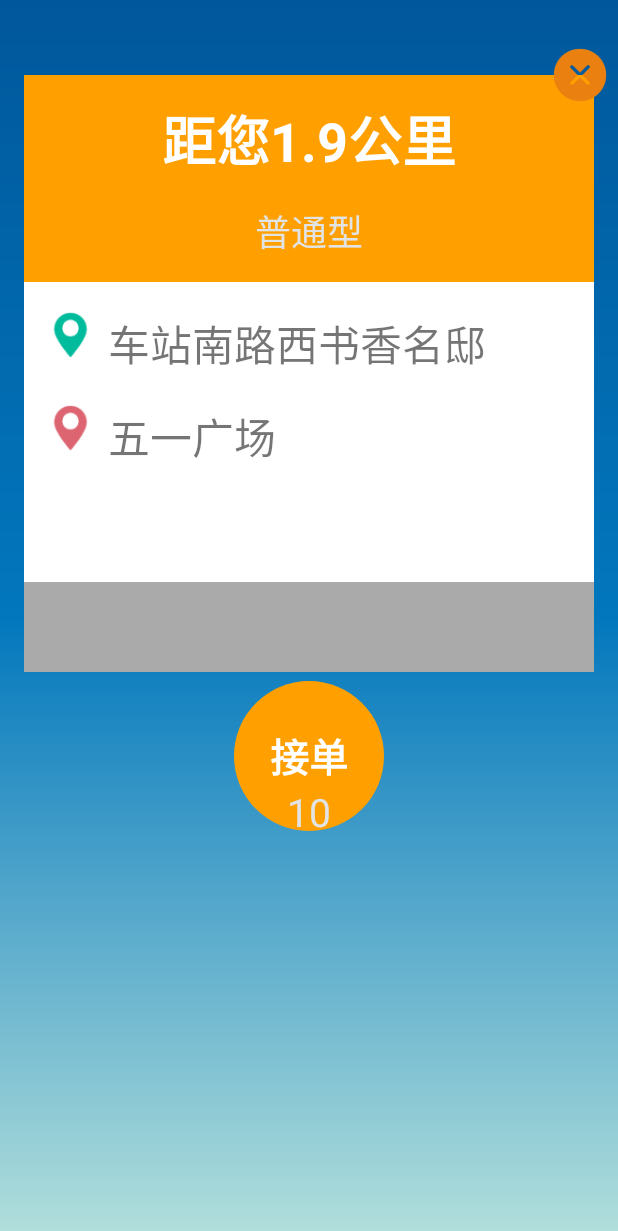
After one commit to GuokrSpaceTech/Duducar, an Android app: the layout dialog_main_order.xml on its own in the app's theme, with its tools: preview values and no code run, on a phone screen of 412 x 824 dp. The commit adds this screen. Shown: the top 1231 px of the screen. Run offline under Robolectric (Android 15) with nearby library versions, the phone set to English and light mode, and no system bars.

Commit message:
添加接单dialog

```diff
--- a/driver_pro/app/src/main/java/com/guokrspace/dududriver/ui/LoginActivity.java
+++ b/driver_pro/app/src/main/java/com/guokrspace/dududriver/ui/LoginActivity.java
@@ -169,6 +169,7 @@ public class LoginActivity extends BaseActivity implements
         mSignInBt.setOnClickListener(this);
         mRegcodeBt.setOnClickListener(this);
 
+
         mHandler = new Handler(this);
         mDialog = new LoadingDialog(this);
 
@@ -267,6 +268,7 @@ public class LoginActivity extends BaseActivity implements
                 mess.what = HANDLER_LOGIN_HAS_FOCUS;
                 mHandler.sendMessage(mess);
                 break;
+
         }
     }
 
--- /dev/null
+++ b/driver_pro/app/src/main/res/drawable/accept_btn_bg_shape.xml
@@ -0,0 +1,6 @@
+<?xml version="1.0" encoding="utf-8"?>
+<shape xmlns:android="http://schemas.android.com/apk/res/android" android:shape="oval">
+    <size android:height="100dp" android:width="100dp"/>
+    <corners android:radius="50dp"/>
+    <solid android:color="@color/orange" />
+</shape>
--- /dev/null
+++ b/driver_pro/app/src/main/res/layout/dialog_main_order.xml
@@ -0,0 +1,147 @@
+<?xml version="1.0" encoding="utf-8"?>
+<RelativeLayout xmlns:android="http://schemas.android.com/apk/res/android"
+    android:layout_width="match_parent"
+    android:layout_height="match_parent"
+    android:background="@drawable/main_fragment_bg"
+    android:orientation="vertical">
+
+    <LinearLayout
+        android:id="@+id/order_content"
+        android:layout_width="fill_parent"
+        android:layout_height="wrap_content"
+        android:layout_marginLeft="@dimen/activity_vertical_margin"
+        android:layout_marginRight="@dimen/activity_vertical_margin"
+        android:layout_marginTop="50dp"
+        android:orientation="vertical">
+
+        <LinearLayout
+            android:layout_width="fill_parent"
+            android:layout_height="wrap_content"
+            android:background="@color/orange"
+            android:orientation="vertical">
+
+            <TextView
+                android:id="@+id/distance_tv"
+                android:layout_width="wrap_content"
+                android:layout_height="wrap_content"
+                android:layout_gravity="center_horizontal"
+                android:layout_marginTop="@dimen/activity_vertical_margin"
+                android:text="距您1.9公里"
+                android:textColor="@android:color/white"
+                android:textSize="36sp"
+                android:textStyle="bold" />
+
+            <TextView
+                android:id="@+id/order_type"
+                android:layout_width="wrap_content"
+                android:layout_height="wrap_content"
+                android:layout_gravity="center_horizontal"
+                android:layout_marginBottom="@dimen/activity_vertical_margin"
+                android:layout_marginTop="@dimen/activity_vertical_margin"
+                android:text="普通型"
+                android:textColor="@color/light_gray"
+                android:textSize="24sp" />
+        </LinearLayout>
+
+        <LinearLayout
+            android:layout_width="fill_parent"
+            android:layout_height="200dp"
+            android:background="@android:color/white"
+            android:orientation="vertical"
+            android:paddingTop="20dp">
+
+            <LinearLayout
+                android:layout_width="fill_parent"
+                android:layout_height="wrap_content"
+                android:orientation="horizontal"
+                android:paddingLeft="16dp">
+
+                <ImageView
+                    android:layout_width="30dp"
+                    android:layout_height="30dp"
+                    android:scaleType="centerCrop"
+                    android:src="@mipmap/origin" />
+
+                <TextView
+                    android:id="@+id/order_origin"
+                    android:layout_width="wrap_content"
+                    android:layout_height="wrap_content"
+                    android:layout_marginLeft="10dp"
+                    android:ellipsize="end"
+                    android:maxLines="2"
+                    android:text="车站南路西书香名邸"
+                    android:textSize="28sp" />
+            </LinearLayout>
+
+            <LinearLayout
+                android:layout_width="fill_parent"
+                android:layout_height="wrap_content"
+                android:layout_marginTop="20dp"
+                android:orientation="horizontal"
+                android:paddingLeft="16dp">
+
+                <ImageView
+                    android:layout_width="30dp"
+                    android:layout_height="30dp"
+                    android:scaleType="centerCrop"
+                    android:src="@mipmap/destination" />
+
+                <TextView
+                    android:id="@+id/order_destination"
+                    android:layout_width="wrap_content"
+                    android:layout_height="wrap_content"
+                    android:layout_marginLeft="10dp"
+                    android:ellipsize="end"
+                    android:maxLines="2"
+                    android:text="五一广场"
+                    android:textSize="28sp" />
+            </LinearLayout>
+
+        </LinearLayout>
+
+        <LinearLayout
+            android:layout_width="fill_parent"
+            android:layout_height="60dp"
+            android:background="@android:color/darker_gray">
+
+        </LinearLayout>
+
+        <RelativeLayout
+            android:id="@+id/accept_rl"
+            android:layout_width="100dp"
+            android:layout_height="100dp"
+            android:layout_gravity="center_horizontal"
+            android:layout_marginTop="6dp"
+            android:background="@drawable/accept_btn_bg_shape">
+
+            <TextView
+                android:id="@+id/accept_textview"
+                android:layout_width="wrap_content"
+                android:layout_height="wrap_content"
+                android:layout_centerInParent="true"
+                android:text="接单"
+                android:textColor="@android:color/white"
+                android:textSize="26sp"
+                android:textStyle="bold" />
+
+            <TextView
+                android:id="@+id/order_second"
+                android:layout_width="wrap_content"
+                android:layout_height="wrap_content"
+                android:layout_below="@id/accept_textview"
+                android:layout_centerHorizontal="true"
+                android:text="10"
+                android:textColor="@color/light_gray"
+                android:textSize="26sp" />
+        </RelativeLayout>
+    </LinearLayout>
+
+    <ImageButton
+        android:id="@+id/order_cancel"
+        android:layout_width="40dp"
+        android:layout_height="40dp"
+        android:background="@mipmap/cancel_btn"
+        android:layout_toRightOf="@id/order_content"
+        android:layout_marginLeft="-45dp"
+        android:layout_marginTop="30dp" />
+</RelativeLayout>
```
Also changed, not shown: driver_pro/app/src/main/java/com/guokrspace/dududriver/ui/MainActivity.java (+17 -6 lines), driver_pro/app/src/main/java/com/guokrspace/dududriver/ui/MainOrderDialog.java (added, +151 -0 lines), driver_pro/app/src/main/java/com/guokrspace/dududriver/ui/PickUpPassengerActivity.java (added, +14 -0 lines), driver_pro/app/src/main/res/layout/activity_pickuppassenger.xml (added, +100 -0 lines), driver_pro/app/src/main/res/mipmap-xhdpi/call_passenger.png (added), driver_pro/app/src/main/res/mipmap-xhdpi/cancel_btn.png (added), driver_pro/app/src/main/res/mipmap-xhdpi/passenger_info.png (added).
